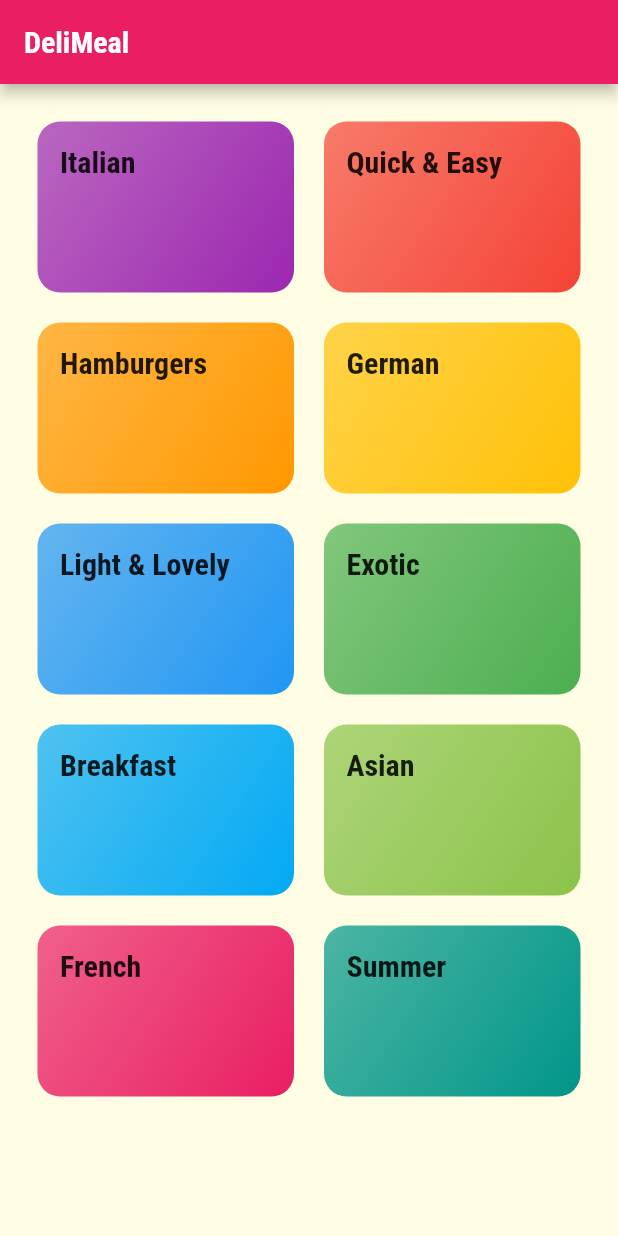
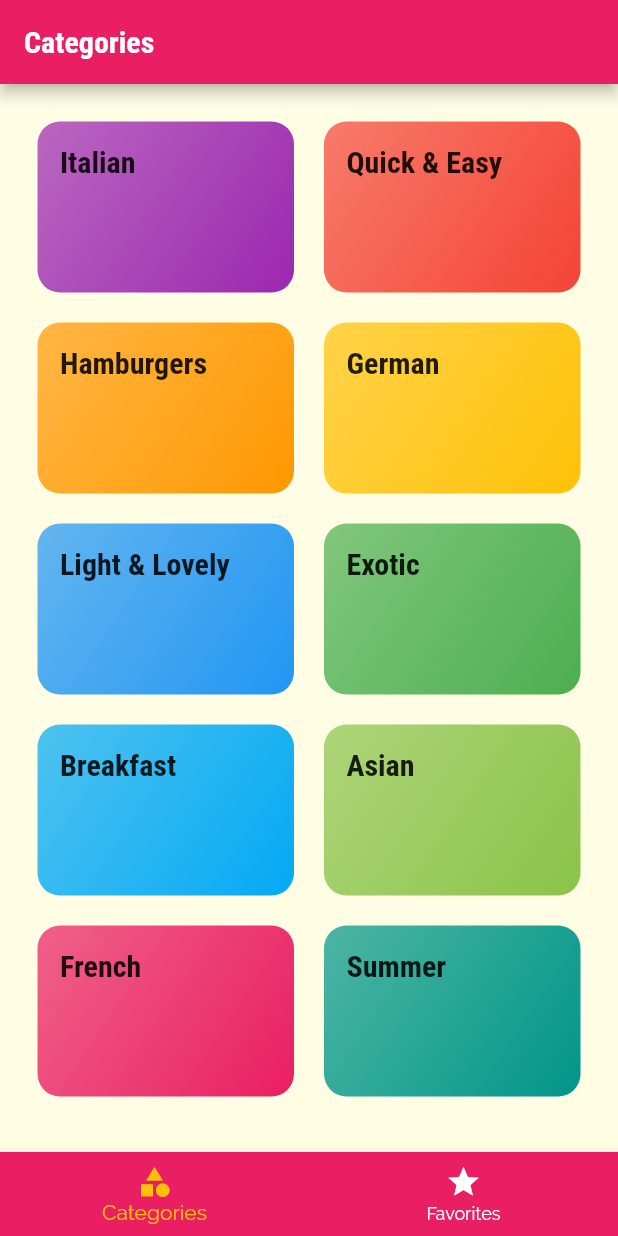
Before and after one commit to abhirh/mealsapp, a Flutter app: the screen it shows after launch, on a phone screen of 412 x 824 dp. Run offline on Flutter 3.47's test engine with Material 2 defaults, Android fonts, the phone set to English and light mode, and no system bars.

```diff
--- a/lib/main.dart
+++ b/lib/main.dart
@@ -1,4 +1,7 @@
 import 'package:flutter/material.dart';
+import './screens/tabsScreen.dart';
+import './screens/favourites_screen.dart';
+import './screens/meal_detail_screen.dart';
 import './screens/categories_screen.dart';
 import './screens/category_meals_screen.dart';
 
@@ -27,9 +30,12 @@ class MyApp extends StatelessWidget {
               fontWeight: FontWeight.bold,
             )),
       ),
-      home: CategoriesScreen(),
+      // home: tabsScreen(),
+      initialRoute: '/',
       routes: {
+        '/': (ctx) => TabsScreen(),
         CategoryMealsScreen.routeName: (ctx) => CategoryMealsScreen(),
+        MealDetailScreen.routeName: (ctx) => MealDetailScreen(),
       },
     );
   }
--- a/lib/screens/categories_screen.dart
+++ b/lib/screens/categories_screen.dart
@@ -5,16 +5,11 @@ import '../widgets/category_item.dart';
 class CategoriesScreen extends StatelessWidget {
   @override
   Widget build(BuildContext context) {
-    return Scaffold(
-      appBar: AppBar(
-        title: const Text('DeliMeal'),
-      ),
-      body: GridView(
+    return GridView(
       padding: const EdgeInsets.all(25),
       children: DUMMY_CATEGORIES
           .map(
-              (catData) =>
-                  CategoryItem(catData.id, catData.title, catData.color),
+            (catData) => CategoryItem(catData.id, catData.title, catData.color),
           )
           .toList(),
       gridDelegate: SliverGridDelegateWithMaxCrossAxisExtent(
@@ -23,7 +18,6 @@ class CategoriesScreen extends StatelessWidget {
         crossAxisSpacing: 20,
         mainAxisSpacing: 20,
       ),
-      ),
     );
   }
 }
--- a/lib/screens/category_meals_screen.dart
+++ b/lib/screens/category_meals_screen.dart
@@ -25,6 +25,7 @@ class CategoryMealsScreen extends StatelessWidget {
       body: ListView.builder(
         itemBuilder: (ctx, index) {
           return MealItem(
+            id: categoryMeals[index].id,
             title: categoryMeals[index].title,
             imageUrl: categoryMeals[index].imageUrl,
             duration: categoryMeals[index].duration,
--- /dev/null
+++ b/lib/screens/tabsScreen.dart
@@ -0,0 +1,58 @@
+import 'package:flutter/material.dart';
+
+import './favourites_screen.dart';
+import './categories_screen.dart';
+
+class TabsScreen extends StatefulWidget {
+  @override
+  _TabsScreenState createState() => _TabsScreenState();
+}
+
+class _TabsScreenState extends State<TabsScreen> {
+  final List<Map<String, Object>> _pages = [
+    {
+      'page': CategoriesScreen(),
+      'title': 'Categories',
+    },
+    {
+      'page': FavouritesScreen(),
+      'title': 'Your Favorite',
+    },
+  ];
+  int _selectedPageIndex = 0;
+
+  void _selectPage(int index) {
+    setState(() {
+      _selectedPageIndex = index;
+    });
+  }
+
+  @override
+  Widget build(BuildContext context) {
+    return Scaffold(
+      appBar: AppBar(
+        title: Text('${_pages[_selectedPageIndex]['title']}'),
+      ),
+      body: _pages[_selectedPageIndex]['page'] as Widget,
+      bottomNavigationBar: BottomNavigationBar(
+        onTap: _selectPage,
+        backgroundColor: Theme.of(context).primaryColor,
+        unselectedItemColor: Colors.white,
+        selectedItemColor: Theme.of(context).accentColor,
+        currentIndex: _selectedPageIndex,
+        // type: BottomNavigationBarType.fixed,
+        items: [
+          BottomNavigationBarItem(
+            backgroundColor: Theme.of(context).primaryColor,
+            icon: Icon(Icons.category),
+            label: 'Categories',
+          ),
+          BottomNavigationBarItem(
+              backgroundColor: Theme.of(context).primaryColor,
+              icon: Icon(Icons.star),
+              label: 'Favorites'),
+        ],
+      ),
+    );
+  }
+}
```
Also changed, not shown: lib/screens/favourites_screen.dart (added, +20 -0 lines), lib/screens/meal_detail_screen.dart (added, +91 -0 lines), lib/widgets/main_drawer.dart (added, +58 -0 lines), lib/widgets/mealitem.dart (+109 -6 lines). Lines whose indentation alone changed are shown as unchanged.
